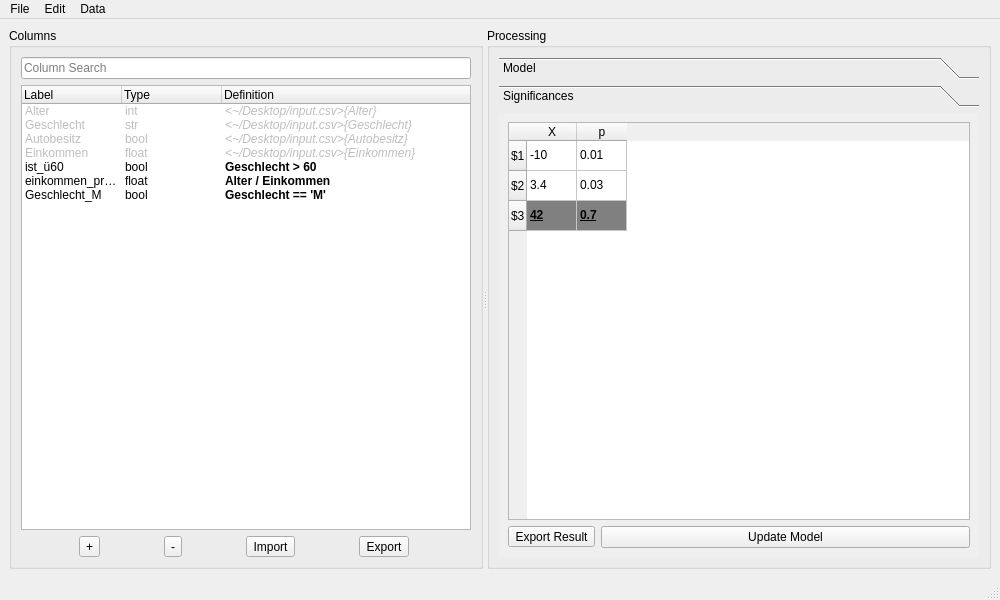
The window that gui/mainwindow.ui (EinDamian/discrete-choice) describes before a commit, drawn with Qt 5.
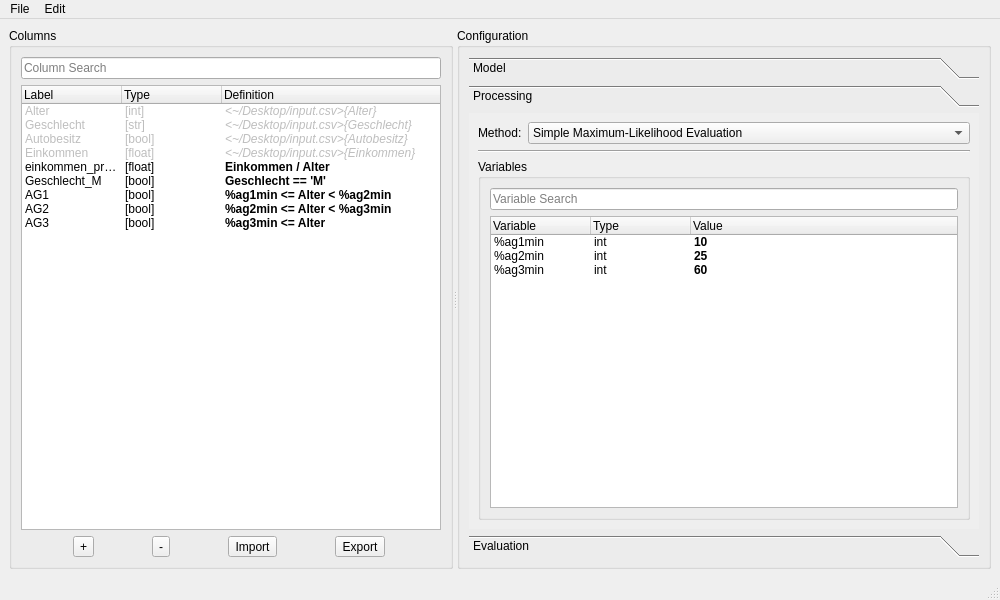
The same window after the commit. Icons and pictures are not drawn.

Commit message: Verbesserungen am GUI-Entwurf nach Betreuertreffem am 24.05.2023

```diff
--- a/gui/mainwindow.ui
+++ b/gui/mainwindow.ui
@@ -2,9 +2,6 @@
 <ui version="4.0">
  <class>MainWindow</class>
  <widget class="QMainWindow" name="MainWindow">
-  <property name="enabled">
-   <bool>true</bool>
-  </property>
   <property name="geometry">
    <rect>
     <x>0</x>
@@ -16,10 +13,6 @@
   <property name="windowTitle">
    <string>Discrete Choice Model Builder</string>
   </property>
-  <property name="windowIcon">
-   <iconset theme="applications-utilities">
-    <normaloff>../../../../../../../../Universität/Semester/2023 SS/Veranstaltungen/Praxis der Softwareentwicklung/Projekt/Discrete Choice Model Builder/gui</normaloff>../../../../../../../../Universität/Semester/2023 SS/Veranstaltungen/Praxis der Softwareentwicklung/Projekt/Discrete Choice Model Builder/gui</iconset>
-  </property>
   <property name="documentMode">
    <bool>true</bool>
   </property>
@@ -27,12 +20,6 @@
    <layout class="QVBoxLayout" name="verticalLayout">
     <item>
      <widget class="QSplitter" name="splitter">
-      <property name="minimumSize">
-       <size>
-        <width>776</width>
-        <height>0</height>
-       </size>
-      </property>
       <property name="orientation">
        <enum>Qt::Horizontal</enum>
       </property>
@@ -76,7 +63,7 @@
             <string>Alter</string>
            </property>
            <property name="text">
-            <string>int</string>
+            <string>[int]</string>
            </property>
            <property name="text">
             <string>&lt;~/Desktop/input.csv&gt;{Alter}</string>
@@ -95,7 +82,7 @@
             <string>Geschlecht</string>
            </property>
            <property name="text">
-            <string>str</string>
+            <string>[str]</string>
            </property>
            <property name="text">
             <string>&lt;~/Desktop/input.csv&gt;{Geschlecht}</string>
@@ -114,7 +101,7 @@
             <string>Autobesitz</string>
            </property>
            <property name="text">
-            <string>bool</string>
+            <string>[bool]</string>
            </property>
            <property name="text">
             <string>&lt;~/Desktop/input.csv&gt;{Autobesitz}</string>
@@ -133,7 +120,7 @@
             <string>Einkommen</string>
            </property>
            <property name="text">
-            <string>float</string>
+            <string>[float]</string>
            </property>
            <property name="text">
             <string>&lt;~/Desktop/input.csv&gt;{Einkommen}</string>
@@ -147,44 +134,31 @@
             <set>ItemIsSelectable|ItemIsDragEnabled|ItemIsDropEnabled|ItemIsUserCheckable</set>
            </property>
           </item>
-          <item>
-           <property name="text">
-            <string>ist_ü60</string>
-           </property>
-           <property name="text">
-            <string>bool</string>
-           </property>
-           <property name="text">
-            <string>Geschlecht &gt; 60</string>
-           </property>
-           <property name="font">
-            <font>
-             <bold>true</bold>
-            </font>
-           </property>
-          </item>
           <item>
            <property name="text">
             <string>einkommen_pro_alter</string>
            </property>
            <property name="text">
-            <string>float</string>
+            <string>[float]</string>
            </property>
            <property name="text">
-            <string>Alter / Einkommen</string>
+            <string>Einkommen / Alter</string>
            </property>
            <property name="font">
             <font>
              <bold>true</bold>
             </font>
            </property>
+           <property name="flags">
+            <set>ItemIsSelectable|ItemIsEditable|ItemIsDragEnabled|ItemIsDropEnabled|ItemIsUserCheckable|ItemIsEnabled</set>
+           </property>
           </item>
           <item>
            <property name="text">
             <string>Geschlecht_M</string>
            </property>
            <property name="text">
-            <string>bool</string>
+            <string>[bool]</string>
            </property>
            <property name="text">
             <string>Geschlecht == 'M'</string>
@@ -194,13 +168,73 @@
              <bold>true</bold>
             </font>
            </property>
+           <property name="flags">
+            <set>ItemIsSelectable|ItemIsEditable|ItemIsDragEnabled|ItemIsDropEnabled|ItemIsUserCheckable|ItemIsEnabled</set>
+           </property>
+          </item>
+          <item>
+           <property name="text">
+            <string>AG1</string>
+           </property>
+           <property name="text">
+            <string>[bool]</string>
+           </property>
+           <property name="text">
+            <string>%ag1min &lt;= Alter &lt; %ag2min</string>
+           </property>
+           <property name="font">
+            <font>
+             <bold>true</bold>
+            </font>
+           </property>
+           <property name="flags">
+            <set>ItemIsSelectable|ItemIsEditable|ItemIsDragEnabled|ItemIsDropEnabled|ItemIsUserCheckable|ItemIsEnabled</set>
+           </property>
+          </item>
+          <item>
+           <property name="text">
+            <string>AG2</string>
+           </property>
+           <property name="text">
+            <string>[bool]</string>
+           </property>
+           <property name="text">
+            <string>%ag2min &lt;= Alter &lt; %ag3min</string>
+           </property>
+           <property name="font">
+            <font>
+             <bold>true</bold>
+            </font>
+           </property>
+           <property name="flags">
+            <set>ItemIsSelectable|ItemIsEditable|ItemIsDragEnabled|ItemIsDropEnabled|ItemIsUserCheckable|ItemIsEnabled</set>
+           </property>
+          </item>
+          <item>
+           <property name="text">
+            <string>AG3</string>
+           </property>
+           <property name="text">
+            <string>[bool]</string>
+           </property>
+           <property name="text">
+            <string>%ag3min &lt;= Alter</string>
+           </property>
+           <property name="font">
+            <font>
+             <bold>true</bold>
+            </font>
+           </property>
+           <property name="flags">
+            <set>ItemIsSelectable|ItemIsEditable|ItemIsDragEnabled|ItemIsDropEnabled|ItemIsUserCheckable|ItemIsEnabled</set>
+           </property>
           </item>
          </widget>
         </item>
         <item>
          <layout class="QHBoxLayout" name="layout_cols_tools">
           <item>
-           <widget class="QToolButton" name="button_add_col">
+           <widget class="QToolButton" name="button_cols_add">
             <property name="text">
              <string>+</string>
             </property>
@@ -210,7 +244,7 @@
            </widget>
           </item>
           <item>
-           <widget class="QToolButton" name="button_remove_col">
+           <widget class="QToolButton" name="button_cols_remove">
             <property name="text">
              <string>-</string>
             </property>
@@ -220,30 +254,36 @@
            </widget>
           </item>
           <item>
-           <widget class="QToolButton" name="button_import_col">
+           <widget class="QToolButton" name="button_cols_import">
             <property name="text">
              <string>Import</string>
             </property>
+            <property name="icon">
+             <iconset theme="document-open"/>
+            </property>
            </widget>
           </item>
           <item>
-           <widget class="QToolButton" name="button_export_col">
+           <widget class="QToolButton" name="button_cols_export">
             <property name="text">
              <string>Export</string>
             </property>
+            <property name="icon">
+             <iconset theme="document-save-as"/>
+            </property>
            </widget>
           </item>
          </layout>
         </item>
        </layout>
       </widget>
-      <widget class="QGroupBox" name="box_calculation">
+      <widget class="QGroupBox" name="box_config">
        <property name="title">
-        <string>Processing</string>
+        <string>Configuration</string>
        </property>
        <layout class="QVBoxLayout" name="verticalLayout_3">
         <item>
-         <widget class="QToolBox" name="toolBox_calculation">
+         <widget class="QToolBox" name="toolbox_config">
           <property name="currentIndex">
            <number>1</number>
           </property>
@@ -252,14 +292,21 @@
             <rect>
              <x>0</x>
              <y>0</y>
-             <width>474</width>
-             <height>408</height>
+             <width>492</width>
+             <height>374</height>
             </rect>
            </property>
            <attribute name="label">
             <string>Model</string>
            </attribute>
            <layout class="QVBoxLayout" name="verticalLayout_4">
+            <item>
+             <widget class="QLineEdit" name="line_search_model">
+              <property name="placeholderText">
+               <string>Model Search</string>
+              </property>
+             </widget>
+            </item>
             <item>
              <widget class="QTreeWidget" name="tree_model_entries">
               <property name="indentation">
@@ -313,7 +360,7 @@
             <item>
              <layout class="QHBoxLayout" name="layout_model_tools">
               <item>
-               <widget class="QToolButton" name="button_add_modelentry">
+               <widget class="QToolButton" name="button_model_add">
                 <property name="text">
                  <string>+</string>
                 </property>
@@ -323,7 +370,7 @@
                </widget>
               </item>
               <item>
-               <widget class="QToolButton" name="button_remove_modelentry">
+               <widget class="QToolButton" name="button_model_remove">
                 <property name="text">
                  <string>-</string>
                 </property>
@@ -333,48 +380,217 @@
                </widget>
               </item>
               <item>
-               <widget class="QToolButton" name="button_import_modelentry">
+               <widget class="QToolButton" name="button_model_import">
                 <property name="text">
                  <string>Import</string>
                 </property>
+                <property name="icon">
+                 <iconset theme="document-open"/>
+                </property>
                </widget>
               </item>
               <item>
-               <widget class="QToolButton" name="button_export_modelentry">
+               <widget class="QToolButton" name="button_model_export">
                 <property name="text">
                  <string>Export</string>
                 </property>
+                <property name="icon">
+                 <iconset theme="document-save-as"/>
+                </property>
                </widget>
               </item>
              </layout>
             </item>
+           </layout>
+          </widget>
+          <widget class="QWidget" name="page_process">
+           <property name="geometry">
+            <rect>
+             <x>0</x>
+             <y>0</y>
+             <width>492</width>
+             <height>374</height>
+            </rect>
+           </property>
+           <attribute name="label">
+            <string>Processing</string>
+           </attribute>
+           <layout class="QVBoxLayout" name="verticalLayout_6">
             <item>
-             <widget class="QPushButton" name="pushButton">
+             <layout class="QFormLayout" name="layout_method">
+              <item row="0" column="0">
+               <widget class="QLabel" name="label_method">
+                <property name="text">
+                 <string>Method:</string>
+                </property>
+               </widget>
+              </item>
+              <item row="0" column="1">
+               <widget class="QComboBox" name="combo_process_type">
+                <item>
+                 <property name="text">
+                  <string>Simple Maximum-Likelihood Evaluation</string>
+                 </property>
+                </item>
+                <item>
+                 <property name="text">
+                  <string>Varied Maximum-Likelihood Evaluation</string>
+                 </property>
+                </item>
+               </widget>
+              </item>
+             </layout>
+            </item>
+            <item>
+             <widget class="Line" name="line">
+              <property name="orientation">
+               <enum>Qt::Horizontal</enum>
+              </property>
+             </widget>
+            </item>
+            <item>
+             <widget class="QWidget" name="widget_method_config" native="true">
+              <layout class="QVBoxLayout" name="verticalLayout_7">
+               <property name="leftMargin">
+                <number>0</number>
+               </property>
+               <property name="topMargin">
+                <number>0</number>
+               </property>
+               <property name="rightMargin">
+                <number>0</number>
+               </property>
+               <property name="bottomMargin">
+                <number>0</number>
+               </property>
+               <item>
+                <widget class="QGroupBox" name="box_vars">
+                 <property name="title">
+                  <string>Variables</string>
+                 </property>
+                 <layout class="QVBoxLayout" name="verticalLayout_8">
+                  <item>
+                   <widget class="QLineEdit" name="line_search_vars">
+                    <property name="placeholderText">
+                     <string>Variable Search</string>
+                    </property>
+                   </widget>
+                  </item>
+                  <item>
+                   <widget class="QTreeWidget" name="tree_vars">
+                    <property name="indentation">
+                     <number>0</number>
+                    </property>
+                    <attribute name="headerDefaultSectionSize">
+                     <number>100</number>
+                    </attribute>
+                    <column>
+                     <property name="text">
+                      <string>Variable</string>
+                     </property>
+                    </column>
+                    <column>
+                     <property name="text">
+                      <string>Type</string>
+                     </property>
+                    </column>
+                    <column>
+                     <property name="text">
+                      <string>Value</string>
+                     </property>
+                    </column>
+                    <item>
+                     <property name="text">
+                      <string>%ag1min</string>
+                     </property>
+                     <property name="text">
+                      <string>int</string>
+                     </property>
+                     <property name="text">
+                      <string>10</string>
+                     </property>
+                     <property name="font">
+                      <font>
+                       <bold>true</bold>
+                      </font>
+                     </property>
+                     <property name="flags">
+                      <set>ItemIsSelectable|ItemIsEditable|ItemIsDragEnabled|ItemIsDropEnabled|ItemIsUserCheckable|ItemIsEnabled</set>
+                     </property>
+                    </item>
+                    <item>
+                     <property name="text">
+                      <string>%ag2min</string>
+                     </property>
+                     <property name="text">
+                      <string>int</string>
+                     </property>
+                     <property name="text">
+                      <string>25</string>
+                     </property>
+                     <property name="font">
+                      <font>
+                       <bold>true</bold>
+                      </font>
+                     </property>
+                     <property name="flags">
+                      <set>ItemIsSelectable|ItemIsEditable|ItemIsDragEnabled|ItemIsDropEnabled|ItemIsUserCheckable|ItemIsEnabled</set>
+                     </property>
+                    </item>
+                    <item>
+                     <property name="text">
+                      <string>%ag3min</string>
+                     </property>
+                     <property name="text">
+                      <string>int</string>
+                     </property>
+                     <property name="text">
+                      <string>60</string>
+                     </property>
+                     <property name="font">
+                      <font>
+                       <bold>true</bold>
+                      </font>
+                     </property>
+                     <property name="flags">
+                      <set>ItemIsSelectable|ItemIsEditable|ItemIsDragEnabled|ItemIsDropEnabled|ItemIsUserCheckable|ItemIsEnabled</set>
+                     </property>
+                    </item>
+                   </widget>
+                  </item>
+                 </layout>
+                </widget>
+               </item>
+              </layout>
+             </widget>
+            </item>
+           </layout>
+          </widget>
+          <widget class="QWidget" name="page_eval">
+           <property name="geometry">
+            <rect>
+             <x>0</x>
+             <y>0</y>
+             <width>492</width>
+             <height>374</height>
+            </rect>
+           </property>
+           <attribute name="label">
+            <string>Evaluation</string>
+           </attribute>
+           <layout class="QVBoxLayout" name="verticalLayout_5">
+            <item>
+             <widget class="QPushButton" name="button_calculate">
               <property name="text">
-               <string>Calculate Model</string>
+               <string>Calculate Evaluation</string>
               </property>
               <property name="icon">
-               <iconset theme="accessories-calculator"/>
+               <iconset theme="process-working"/>
               </property>
              </widget>
             </item>
-           </layout>
-          </widget>
-          <widget class="QWidget" name="page_significances">
-           <property name="geometry">
-            <rect>
-             <x>0</x>
-             <y>0</y>
-             <width>474</width>
-             <height>408</height>
-            </rect>
-           </property>
-           <attribute name="label">
-            <string>Significances</string>
-           </attribute>
-           <layout class="QVBoxLayout" name="verticalLayout_5">
             <item>
-             <widget class="QTableWidget" name="table_significances">
+             <widget class="QTableWidget" name="table_result">
               <attribute name="horizontalHeaderDefaultSectionSize">
                <number>50</number>
               </attribute>
@@ -410,21 +626,33 @@
                <property name="text">
                 <string>-10</string>
                </property>
+               <property name="flags">
+                <set>ItemIsSelectable|ItemIsDragEnabled|ItemIsDropEnabled|ItemIsUserCheckable|ItemIsEnabled</set>
+               </property>
               </item>
               <item row="0" column="1">
                <property name="text">
                 <string>0.01</string>
                </property>
+               <property name="flags">
+                <set>ItemIsSelectable|ItemIsDragEnabled|ItemIsDropEnabled|ItemIsUserCheckable|ItemIsEnabled</set>
+               </property>
               </item>
               <item row="1" column="0">
                <property name="text">
                 <string>3.4</string>
                </property>
+               <property name="flags">
+                <set>ItemIsSelectable|ItemIsDragEnabled|ItemIsDropEnabled|ItemIsUserCheckable|ItemIsEnabled</set>
+               </property>
               </item>
               <item row="1" column="1">
                <property name="text">
                 <string>0.03</string>
                </property>
+               <property name="flags">
+                <set>ItemIsSelectable|ItemIsDragEnabled|ItemIsDropEnabled|ItemIsUserCheckable|ItemIsEnabled</set>
+               </property>
               </item>
               <item row="2" column="0">
                <property name="text">
@@ -445,6 +673,9 @@
                  </color>
                 </brush>
                </property>
+               <property name="flags">
+                <set>ItemIsSelectable|ItemIsDragEnabled|ItemIsDropEnabled|ItemIsUserCheckable|ItemIsEnabled</set>
+               </property>
               </item>
               <item row="2" column="1">
                <property name="text">
@@ -465,25 +696,43 @@
                  </color>
                 </brush>
                </property>
+               <property name="flags">
+                <set>ItemIsSelectable|ItemIsDragEnabled|ItemIsDropEnabled|ItemIsUserCheckable|ItemIsEnabled</set>
+               </property>
               </item>
              </widget>
             </item>
             <item>
-             <layout class="QHBoxLayout" name="layout_significances_tools">
+             <layout class="QHBoxLayout" name="layout_eval_tools">
               <item>
-               <widget class="QToolButton" name="button_export_result">
+               <widget class="QToolButton" name="button_eval_display_options">
                 <property name="text">
-                 <string>Export Result</string>
+                 <string>View Options</string>
                 </property>
+                <property name="icon">
+                 <iconset theme="preferences-other"/>
+                </property>
                </widget>
               </item>
               <item>
-               <widget class="QPushButton" name="button_update_model">
+               <widget class="QPushButton" name="button_eval_export">
+                <property name="text">
+                 <string>Export Evaluation</string>
+                </property>
+                <property name="icon">
+                 <iconset theme="document-save-as">
+                  <normaloff>.</normaloff>.</iconset>
+                </property>
+               </widget>
+              </item>
+              <item>
+               <widget class="QPushButton" name="button_eval_update_model">
                 <property name="text">
                  <string>Update Model</string>
                 </property>
                 <property name="icon">
-                 <iconset theme="view-refresh"/>
+                 <iconset theme="view-refresh">
+                  <normaloff>../../../../../../../../Universität/Semester/2023 SS/Veranstaltungen/Praxis der Softwareentwicklung/Projekt/Discrete Choice Model Builder/gui</normaloff>../../../../../../../../Universität/Semester/2023 SS/Veranstaltungen/Praxis der Softwareentwicklung/Projekt/Discrete Choice Model Builder/gui</iconset>
                 </property>
                </widget>
               </item>
@@ -499,6 +748,7 @@
     </item>
    </layout>
   </widget>
+  <widget class="QStatusBar" name="statusbar"/>
   <widget class="QMenuBar" name="menubar">
    <property name="geometry">
     <rect>
@@ -508,23 +758,6 @@
      <height>24</height>
     </rect>
    </property>
-   <widget class="QMenu" name="menu_file">
-    <property name="title">
-     <string>File</string>
-    </property>
-    <addaction name="action_new_project"/>
-    <addaction name="action_project_open"/>
-    <addaction name="action_project_save"/>
-    <addaction name="action_project_save_as"/>
-   </widget>
-   <widget class="QMenu" name="menu_data">
-    <property name="title">
-     <string>Data</string>
-    </property>
-    <addaction name="action_import_data"/>
-    <addaction name="action_export_data"/>
-    <addaction name="separator"/>
-   </widget>
    <widget class="QMenu" name="menu_edit">
     <property name="title">
      <string>Edit</string>
@@ -541,68 +774,18 @@
     <addaction name="separator"/>
     <addaction name="action_select_All"/>
    </widget>
+   <widget class="QMenu" name="menu_file">
+    <property name="title">
+     <string>File</string>
+    </property>
+    <addaction name="action_new_project"/>
+    <addaction name="action_project_open"/>
+    <addaction name="action_project_save"/>
+    <addaction name="action_project_save_as"/>
+   </widget>
    <addaction name="menu_file"/>
    <addaction name="menu_edit"/>
-   <addaction name="menu_data"/>
   </widget>
-  <widget class="QStatusBar" name="statusbar"/>
-  <action name="action_project_open">
-   <property name="icon">
-    <iconset theme="document-open">
-     <normaloff>../../../../../../../../Universität/Semester/2023 SS/Veranstaltungen/Praxis der Softwareentwicklung/Projekt/Discrete Choice Model Builder/gui</normaloff>../../../../../../../../Universität/Semester/2023 SS/Veranstaltungen/Praxis der Softwareentwicklung/Projekt/Discrete Choice Model Builder/gui</iconset>
-   </property>
-   <property name="text">
-    <string>Open Project ...</string>
-   </property>
-   <property name="shortcut">
-    <string>Ctrl+O</string>
-   </property>
-  </action>
-  <action name="action_project_save">
-   <property name="icon">
-    <iconset theme="document-save">
-     <normaloff>../../../../../../../../Universität/Semester/2023 SS/Veranstaltungen/Praxis der Softwareentwicklung/Projekt/Discrete Choice Model Builder/gui</normaloff>../../../../../../../../Universität/Semester/2023 SS/Veranstaltungen/Praxis der Softwareentwicklung/Projekt/Discrete Choice Model Builder/gui</iconset>
-   </property>
-   <property name="text">
-    <string>Save Project</string>
-   </property>
-   <property name="shortcut">
-    <string>Ctrl+S</string>
-   </property>
-  </action>
-  <action name="action_project_save_as">
-   <property name="icon">
-    <iconset theme="document-save-as">
-     <normaloff>../../../../../../../../Universität/Semester/2023 SS/Veranstaltungen/Praxis der Softwareentwicklung/Projekt/Discrete Choice Model Builder/gui</normaloff>../../../../../../../../Universität/Semester/2023 SS/Veranstaltungen/Praxis der Softwareentwicklung/Projekt/Discrete Choice Model Builder/gui</iconset>
-   </property>
-   <property name="text">
-    <string>Save Project As ...</string>
-   </property>
-   <property name="shortcut">
-    <string>Ctrl+Shift+S</string>
-   </property>
-  </action>
-  <action name="action_import_data">
-   <property name="icon">
-    <iconset theme="document-open">
-     <normaloff>../../../../../../../../Universität/Semester/2023 SS/Veranstaltungen/Praxis der Softwareentwicklung/Projekt/Discrete Choice Model Builder/gui</normaloff>../../../../../../../../Universität/Semester/2023 SS/Veranstaltungen/Praxis der Softwareentwicklung/Projekt/Discrete Choice Model Builder/gui</iconset>
-   </property>
-   <property name="text">
-    <string>Import Data ...</string>
-   </property>
-   <property name="shortcut">
-    <string>Ctrl+I</string>
-   </property>
-  </action>
-  <action name="action_export_data">
-   <property name="icon">
-    <iconset theme="document-save-as">
-     <normaloff>../../../../../../../../Universität/Semester/2023 SS/Veranstaltungen/Praxis der Softwareentwicklung/Projekt/Discrete Choice Model Builder/gui</normaloff>../../../../../../../../Universität/Semester/2023 SS/Veranstaltungen/Praxis der Softwareentwicklung/Projekt/Discrete Choice Model Builder/gui</iconset>
-   </property>
-   <property name="text">
-    <string>Export Data ...</string>
-   </property>
-  </action>
   <action name="action_copy">
    <property name="icon">
     <iconset theme="edit-copy">
@@ -702,12 +885,48 @@
   <action name="action_new_project">
    <property name="icon">
     <iconset theme="document-new">
-     <normaloff>../../../../../../../../Universität/Semester/2023 SS/Veranstaltungen/Praxis der Softwareentwicklung/Projekt/Discrete Choice Model Builder/gui</normaloff>../../../../../../../../Universität/Semester/2023 SS/Veranstaltungen/Praxis der Softwareentwicklung/Projekt/Discrete Choice Model Builder/gui</iconset>
+     <normaloff>.</normaloff>.</iconset>
    </property>
    <property name="text">
     <string>New Project ...</string>
    </property>
   </action>
+  <action name="action_project_open">
+   <property name="icon">
+    <iconset theme="document-open">
+     <normaloff>.</normaloff>.</iconset>
+   </property>
+   <property name="text">
+    <string>Open Project ...</string>
+   </property>
+   <property name="shortcut">
+    <string>Ctrl+O</string>
+   </property>
+  </action>
+  <action name="action_project_save">
+   <property name="icon">
+    <iconset theme="document-save">
+     <normaloff>.</normaloff>.</iconset>
+   </property>
+   <property name="text">
+    <string>Save Project</string>
+   </property>
+   <property name="shortcut">
+    <string>Ctrl+S</string>
+   </property>
+  </action>
+  <action name="action_project_save_as">
+   <property name="icon">
+    <iconset theme="document-save-as">
+     <normaloff>.</normaloff>.</iconset>
+   </property>
+   <property name="text">
+    <string>Save Project As ...</string>
+   </property>
+   <property name="shortcut">
+    <string>Ctrl+Shift+S</string>
+   </property>
+  </action>
  </widget>
  <resources/>
  <connections/>
```
The commit also changes 2 other files.
